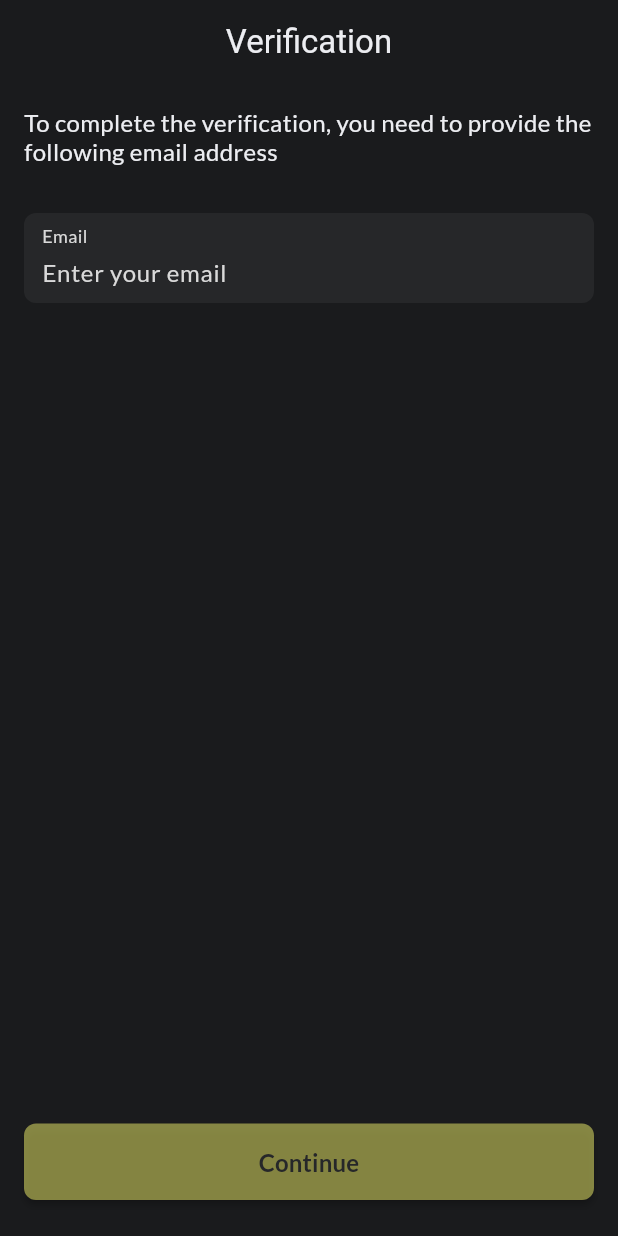
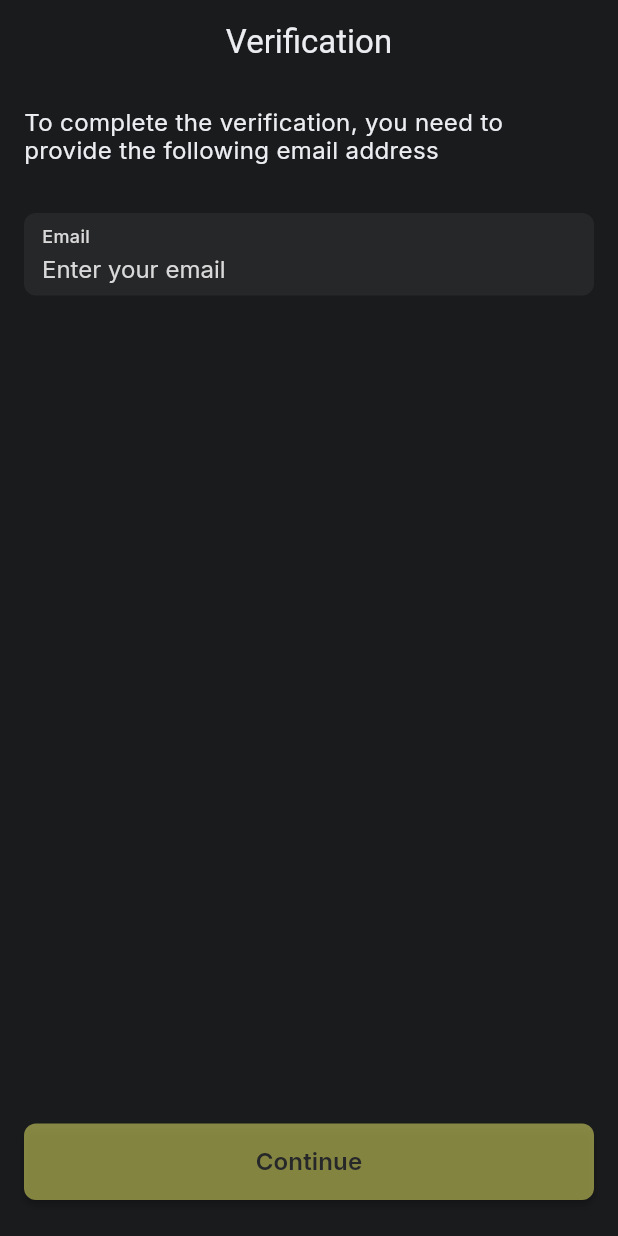
Before and after one commit to omelchenkoaleks/CryptoExchange, a Flutter app: the screen it shows after launch, on a phone screen of 412 x 824 dp. Run offline on Flutter 3.47's test engine with Material 3 defaults, Android fonts, the phone set to English and light mode, and no system bars; our stand-ins replace flutter_bloc, flutter_svg, go_router, google_fonts.

Commit message:
testing version custom TextField

```diff
--- a/lib/utility/text_style_source.dart
+++ b/lib/utility/text_style_source.dart
@@ -3,19 +3,25 @@ import 'dart:ui';
 import 'package:google_fonts/google_fonts.dart';
 
 class TextStyleSource {
-  static final style16semibols = GoogleFonts.lato(
+  static final style10obscuring = GoogleFonts.inter(
+    fontSize: 10,
+    fontWeight: FontWeight.w600,
+    height: 1.2,
+  );
+
+  static final style16semibols = GoogleFonts.inter(
     fontSize: 16,
     fontWeight: FontWeight.w600,
     height: 1.2,
   );
 
-  static final style16regular = GoogleFonts.lato(
+  static final style16regular = GoogleFonts.inter(
     fontSize: 16,
     fontWeight: FontWeight.normal,
     height: 1.2,
   );
 
-  static final style12medium = GoogleFonts.lato(
+  static final style12medium = GoogleFonts.inter(
     fontSize: 12,
     fontWeight: FontWeight.w500,
     height: 1.3,
--- a/lib/widget/custom_text_field.dart
+++ b/lib/widget/custom_text_field.dart
@@ -57,16 +57,25 @@ class _CustomTextFieldState extends State<CustomTextField> {
                         ? TextStyleSource.style12medium.copyWith(
                             color: _isTextTyped
                                 ? ColorsApp.grey200
-                                : ColorsApp.textGrey)
+                                : ColorsApp.textGrey,
+                          )
                         : TextStyleSource.style12medium
                             .copyWith(color: ColorsApp.red),
                   ),
                   gapH4,
                   TextField(
                     cursorColor: ColorsApp.grey100,
-                    style: const TextStyle(color: ColorsApp.grey100),
+                    style:
+                        widget.textInputType == TextInputType.text && _isObscure
+                            ? TextStyleSource.style10obscuring.copyWith(
+                                color: ColorsApp.grey100,
+                                letterSpacing: 6,
+                              )
+                            : TextStyleSource.style16regular.copyWith(
+                                color: ColorsApp.grey100,
+                              ),
                     keyboardType: widget.textInputType,
-                    obscuringCharacter: '\u25cf',
+                    obscuringCharacter: '\u25CF',
                     obscureText: widget.textInputType == TextInputType.text
                         ? _isObscure
                         : false,
@@ -77,6 +86,7 @@ class _CustomTextFieldState extends State<CustomTextField> {
                       hintText: widget.hintText,
                       hintStyle: TextStyleSource.style16regular.copyWith(
                         color: ColorsApp.textGrey,
+                        letterSpacing: 0,
                       ),
                     ),
                     onChanged: (value) {
```
